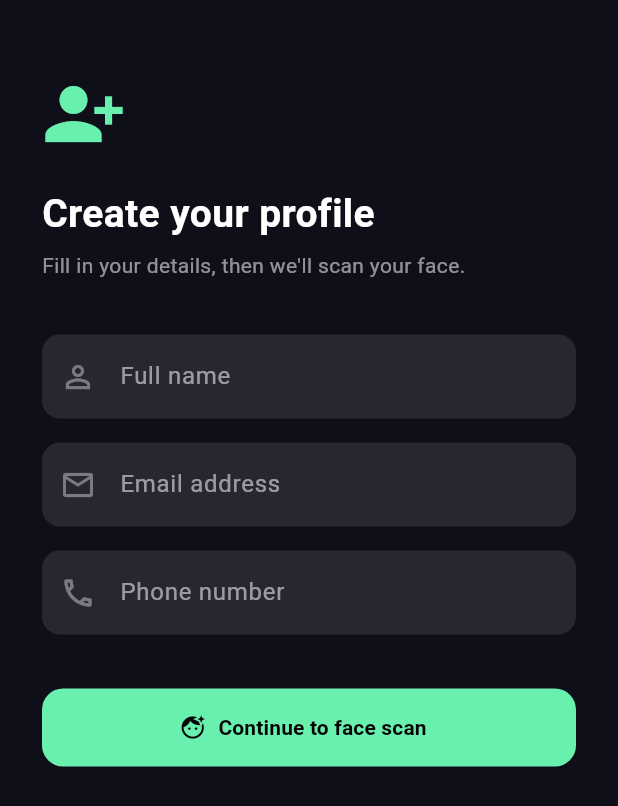
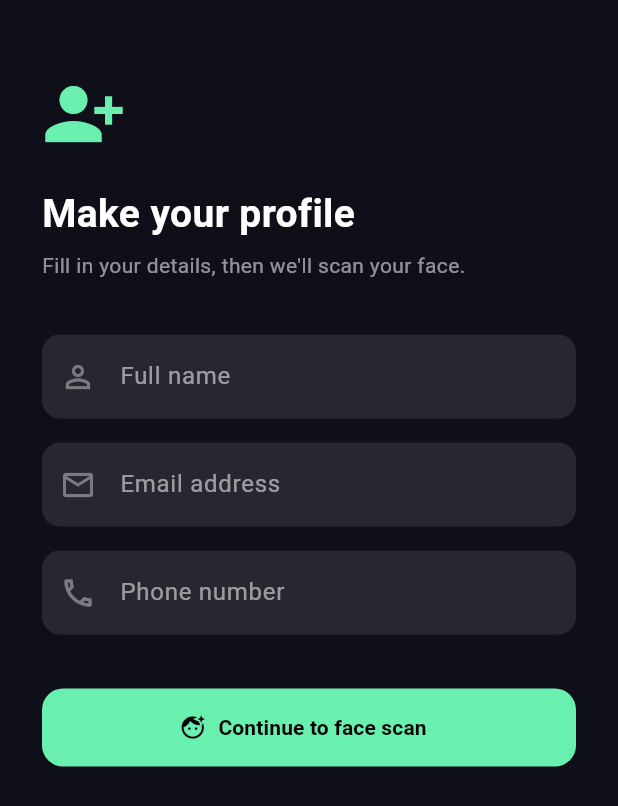
Before and after one commit to evanferrao/localAttendance, a Flutter app: the SignupScreen screen opened directly, on a phone screen of 412 x 824 dp. Shown: the top 806 px of the screen. Run offline on Flutter 3.47's test engine with Material 3 defaults, Android fonts, the phone set to English and light mode, and no system bars; our stand-ins replace camera, hive_flutter; missing offline and left inert: google_ml_kit, tflite_flutter; accounts and stored records are empty.

Commit message:
Update signup_screen.dart

```diff
--- a/lib/pages/signup_screen.dart
+++ b/lib/pages/signup_screen.dart
@@ -61,7 +61,7 @@ class _SignupScreenState extends State<SignupScreen> {
                 const Icon(Icons.person_add_alt_1, size: 56, color: Colors.greenAccent),
                 const SizedBox(height: 20),
                 const Text(
-                  "Create your profile",
+                  "Make your profile",
                   style: TextStyle(color: Colors.white, fontSize: 26, fontWeight: FontWeight.bold),
                 ),
                 const SizedBox(height: 6),
```
